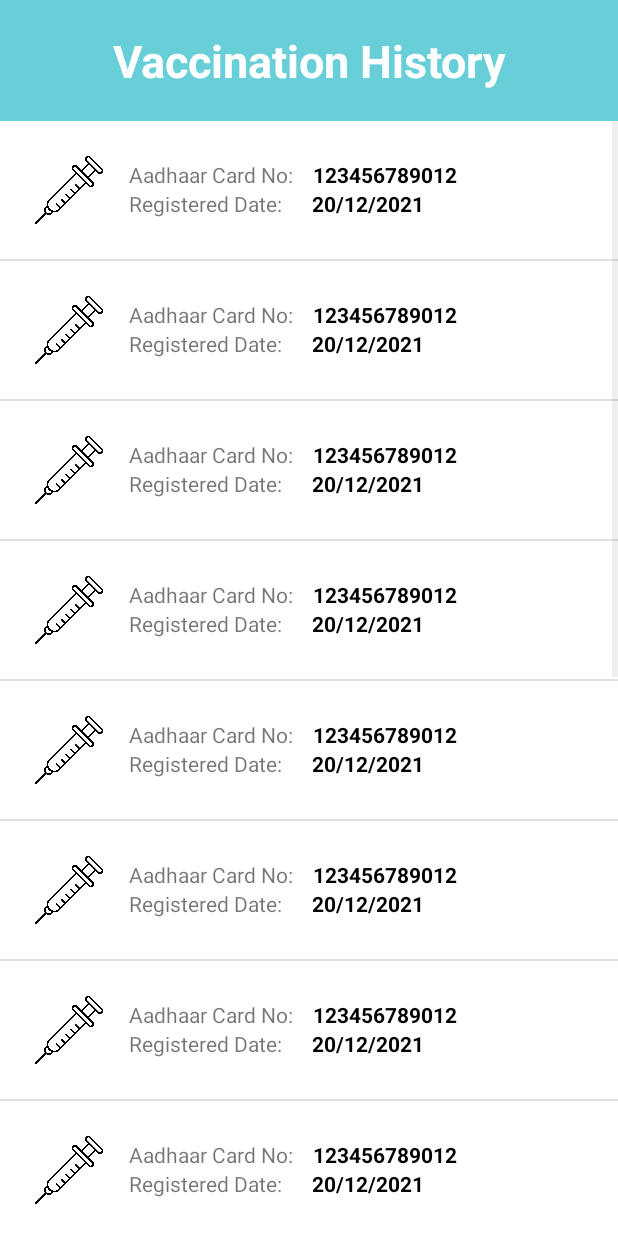
After one commit to praveenukkoji/Covid-19-Android-App, an Android app: the VaccinationHistoryActivity screen opened directly, with no data from a screen before it, on a phone screen of 412 x 824 dp. The commit adds this screen. Run offline under Robolectric (Android 15) with nearby library versions, the phone set to English and light mode, and no system bars.

Commit message:
Vaccination History Activity added

```diff
--- a/app/src/main/java/com/example/covid19/VaccinationActivity.java
+++ b/app/src/main/java/com/example/covid19/VaccinationActivity.java
@@ -2,25 +2,28 @@ package com.example.covid19;
 
 import androidx.appcompat.app.AppCompatActivity;
 
+import android.content.Intent;
 import android.os.Bundle;
 import android.view.View;
 import android.widget.EditText;
 import android.widget.Toast;
 
+import java.text.BreakIterator;
+
 public class VaccinationActivity extends AppCompatActivity {
 
-    EditText addhaarnoEditText;
+    EditText addhaarNoEditText;
 
     @Override
     protected void onCreate(Bundle savedInstanceState) {
         super.onCreate(savedInstanceState);
         setContentView(R.layout.activity_vaccination);
 
-        addhaarnoEditText = findViewById(R.id.addhaarnoEditText);
+        addhaarNoEditText = findViewById(R.id.addhaarNoEditText);
     }
 
     public void registerEvent(View view) {
-        String number = addhaarnoEditText.getText().toString();
+        String number = addhaarNoEditText.getText().toString();
         if(number.length() < 12)
             // invalid Toast
             Toast.makeText(this, "Enter a valid addhaar number.", Toast.LENGTH_SHORT).show();
@@ -30,6 +33,7 @@ public class VaccinationActivity extends AppCompatActivity {
     }
 
     public void historyEvent(View view) {
-        Toast.makeText(this, "Coming Soon.", Toast.LENGTH_SHORT).show();
+        Intent intent = new Intent(this, VaccinationHistoryActivity.class);
+        startActivity(intent);
     }
 }
--- /dev/null
+++ b/app/src/main/java/com/example/covid19/VaccinationHistoryActivity.java
@@ -0,0 +1,44 @@
+package com.example.covid19;
+
+import androidx.appcompat.app.AppCompatActivity;
+
+import android.os.Bundle;
+import android.widget.ListView;
+
+import java.util.ArrayList;
+
+public class VaccinationHistoryActivity extends AppCompatActivity {
+
+    ListView vaccinationHistoryListView;
+
+    @Override
+    protected void onCreate(Bundle savedInstanceState) {
+        super.onCreate(savedInstanceState);
+        setContentView(R.layout.activity_vaccination_history_list_view);
+
+        vaccinationHistoryListView = findViewById(R.id.vaccinationHistoryListView);
+
+        ArrayList<VaccinationHistoryClass> vaccinationHistoryClassArrayList = new ArrayList<>();
+
+        vaccinationHistoryClassArrayList.add(new VaccinationHistoryClass(R.drawable.vaccination_history_injection,"123456789012", "20/12/2021"));
+        vaccinationHistoryClassArrayList.add(new VaccinationHistoryClass(R.drawable.vaccination_history_injection,"123456789012", "20/12/2021"));
+        vaccinationHistoryClassArrayList.add(new VaccinationHistoryClass(R.drawable.vaccination_history_injection,"123456789012", "20/12/2021"));
+        vaccinationHistoryClassArrayList.add(new VaccinationHistoryClass(R.drawable.vaccination_history_injection,"123456789012", "20/12/2021"));
+        vaccinationHistoryClassArrayList.add(new VaccinationHistoryClass(R.drawable.vaccination_history_injection,"123456789012", "20/12/2021"));
+        vaccinationHistoryClassArrayList.add(new VaccinationHistoryClass(R.drawable.vaccination_history_injection,"123456789012", "20/12/2021"));
+        vaccinationHistoryClassArrayList.add(new VaccinationHistoryClass(R.drawable.vaccination_history_injection,"123456789012", "20/12/2021"));
+        vaccinationHistoryClassArrayList.add(new VaccinationHistoryClass(R.drawable.vaccination_history_injection,"123456789012", "20/12/2021"));
+        vaccinationHistoryClassArrayList.add(new VaccinationHistoryClass(R.drawable.vaccination_history_injection,"123456789012", "20/12/2021"));
+        vaccinationHistoryClassArrayList.add(new VaccinationHistoryClass(R.drawable.vaccination_history_injection,"123456789012", "20/12/2021"));
+        vaccinationHistoryClassArrayList.add(new VaccinationHistoryClass(R.drawable.vaccination_history_injection,"123456789012", "20/12/2021"));
+        vaccinationHistoryClassArrayList.add(new VaccinationHistoryClass(R.drawable.vaccination_history_injection,"123456789012", "20/12/2021"));
+        vaccinationHistoryClassArrayList.add(new VaccinationHistoryClass(R.drawable.vaccination_history_injection,"123456789012", "20/12/2021"));
+        vaccinationHistoryClassArrayList.add(new VaccinationHistoryClass(R.drawable.vaccination_history_injection,"123456789012", "20/12/2021"));
+        vaccinationHistoryClassArrayList.add(new VaccinationHistoryClass(R.drawable.vaccination_history_injection,"123456789012", "20/12/2021"));
+        vaccinationHistoryClassArrayList.add(new VaccinationHistoryClass(R.drawable.vaccination_history_injection,"123456789012", "20/12/2021"));
+
+        VaccinationHistoryAdapterClass vaccinationHistoryAdapterClass = new VaccinationHistoryAdapterClass(this, R.layout.activity_vaccination_history_list_row,vaccinationHistoryClassArrayList);
+        vaccinationHistoryListView.setAdapter(vaccinationHistoryAdapterClass);
+
+    }
+}
--- /dev/null
+++ b/app/src/main/java/com/example/covid19/VaccinationHistoryAdapterClass.java
@@ -0,0 +1,43 @@
+package com.example.covid19;
+
+import android.content.Context;
+import android.view.LayoutInflater;
+import android.view.View;
+import android.view.ViewGroup;
+import android.widget.ArrayAdapter;
+import android.widget.ImageView;
+import android.widget.TextView;
+
+import androidx.annotation.NonNull;
+import androidx.annotation.Nullable;
+
+import java.util.ArrayList;
+
+public class VaccinationHistoryAdapterClass extends ArrayAdapter<VaccinationHistoryClass> {
+
+    private Context mContext;
+    private int mResource;
+
+    public VaccinationHistoryAdapterClass(@NonNull Context context, int resource, @NonNull ArrayList<VaccinationHistoryClass> objects) {
+        super(context, resource, objects);
+        this.mContext = context;
+        this.mResource = resource;
+    }
+
+    @NonNull
+    @Override
+    public View getView(int position, @Nullable View convertView, @NonNull ViewGroup parent) {
+        LayoutInflater layoutInflater = LayoutInflater.from(mContext);
+
+        convertView = layoutInflater.inflate(mResource, parent, false);
+        ImageView injection = convertView.findViewById(R.id.injectionImageView);
+        TextView aadhaarCardNo = convertView.findViewById(R.id.aadhaarCardNoTextView);
+        TextView registeredDate = convertView.findViewById(R.id.registeredDateTextView);
+
+        injection.setImageResource(getItem(position).getInjectionImage());
+        aadhaarCardNo.setText(getItem(position).getAadhaarCardNo());
+        registeredDate.setText(getItem(position).getRegisteredDate());
+
+        return convertView;
+    }
+}
--- /dev/null
+++ b/app/src/main/java/com/example/covid19/VaccinationHistoryClass.java
@@ -0,0 +1,40 @@
+package com.example.covid19;
+
+import android.media.Image;
+
+public class VaccinationHistoryClass {
+
+    int injectionImage;
+    String aadhaarCardNo;
+    String registeredDate;
+
+    public VaccinationHistoryClass(int injectionImage, String aadhaarCardNo, String registeredDate) {
+        this.injectionImage = injectionImage;
+        this.aadhaarCardNo = aadhaarCardNo;
+        this.registeredDate = registeredDate;
+    }
+
+    public int getInjectionImage() {
+        return injectionImage;
+    }
+
+    public void setInjectionImage(int injectionImage) {
+        this.injectionImage = injectionImage;
+    }
+
+    public String getAadhaarCardNo() {
+        return aadhaarCardNo;
+    }
+
+    public void setAadhaarCardNo(String aadhaarCardNo) {
+        this.aadhaarCardNo = aadhaarCardNo;
+    }
+
+    public String getRegisteredDate() {
+        return registeredDate;
+    }
+
+    public void setRegisteredDate(String registeredDate) {
+        this.registeredDate = registeredDate;
+    }
+}
--- a/app/src/main/res/drawable/white_curve_background.xml
+++ b/app/src/main/res/drawable/white_curve_background.xml
@@ -4,8 +4,8 @@
     <item>
         <shape>
             <corners
-                android:topLeftRadius="50sp"
-                android:topRightRadius="50sp"/>
+                android:topLeftRadius="30sp"
+                android:topRightRadius="30sp"/>
             <solid
                 android:color="#ffffff"/>
         </shape>
--- a/app/src/main/res/layout/activity_main.xml
+++ b/app/src/main/res/layout/activity_main.xml
@@ -11,7 +11,7 @@
     <Button
         android:id="@+id/button"
         android:layout_width="wrap_content"
-        android:layout_height="wrap_content"
+        android:layout_height="100sp"
         android:text="Go To Vaccination"
         app:layout_constraintBottom_toBottomOf="parent"
         app:layout_constraintEnd_toEndOf="parent"
--- a/app/src/main/res/layout/activity_vaccination.xml
+++ b/app/src/main/res/layout/activity_vaccination.xml
@@ -23,7 +23,7 @@
         android:layout_width="match_parent"
         android:layout_height="match_parent"
         android:orientation="vertical"
-        android:background="@drawable/white_background_curve"
+        android:background="@drawable/white_curve_background"
         android:padding="30sp">
 
         <LinearLayout
@@ -58,7 +58,7 @@
             android:layout_width="wrap_content"
             android:layout_height="wrap_content"
             android:layout_weight="1"
-            app:srcCompat="@drawable/vaccination_background" />
+            app:srcCompat="@drawable/vaccination_activity_background" />
 
         <TextView
             android:layout_width="match_parent"
@@ -77,7 +77,7 @@
             android:layout_marginBottom="10sp"/>
 
         <EditText
-            android:id="@+id/addhaarnoEditText"
+            android:id="@+id/addhaarNoEditText"
             android:layout_width="match_parent"
             android:layout_height="50sp"
             android:background="@drawable/edit_text_background"
--- /dev/null
+++ b/app/src/main/res/layout/activity_vaccination_history_list_row.xml
@@ -0,0 +1,73 @@
+<?xml version="1.0" encoding="utf-8"?>
+<androidx.appcompat.widget.LinearLayoutCompat xmlns:android="http://schemas.android.com/apk/res/android"
+    xmlns:app="http://schemas.android.com/apk/res-auto"
+    xmlns:tools="http://schemas.android.com/tools"
+    android:orientation="horizontal"
+    android:layout_width="match_parent"
+    android:layout_height="match_parent"
+    android:padding="16sp">
+
+
+    <ImageView
+        android:id="@+id/injectionImageView"
+        android:layout_width="60sp"
+        android:layout_height="60sp"
+        app:srcCompat="@drawable/vaccination_history_injection" />
+
+    <LinearLayout
+        android:layout_width="match_parent"
+        android:layout_height="60sp"
+        android:orientation="vertical"
+        android:padding="10sp">
+
+        <LinearLayout
+            android:layout_width="match_parent"
+            android:layout_height="wrap_content"
+            android:orientation="horizontal">
+
+            <TextView
+                android:id="@+id/aadhaarCardNoTextTextView"
+                android:layout_width="wrap_content"
+                android:layout_height="wrap_content"
+                android:text="Aadhaar Card No: "
+                android:textSize="14sp" />
+
+            <TextView
+                android:id="@+id/aadhaarCardNoTextView"
+                android:layout_width="wrap_content"
+                android:layout_height="wrap_content"
+                android:layout_marginLeft="10sp"
+                android:text="123456789012"
+                android:textColor="@color/black"
+                android:textSize="14sp"
+                android:textStyle="bold" />
+
+        </LinearLayout>
+
+        <LinearLayout
+            android:layout_width="match_parent"
+            android:layout_height="wrap_content"
+            android:orientation="horizontal">
+
+            <TextView
+                android:id="@+id/registeredDateTextTextView"
+                android:layout_width="wrap_content"
+                android:layout_height="wrap_content"
+                android:text="Registered Date:   "
+                android:textSize="14sp" />
+
+            <TextView
+                android:id="@+id/registeredDateTextView"
+                android:layout_width="wrap_content"
+                android:layout_height="wrap_content"
+                android:layout_marginLeft="10sp"
+                android:text="20/20/2020"
+                android:textColor="@color/black"
+                android:textSize="14sp"
+                android:textStyle="bold" />
+
+        </LinearLayout>
+
+    </LinearLayout>
+
+</androidx.appcompat.widget.LinearLayoutCompat>
--- /dev/null
+++ b/app/src/main/res/layout/activity_vaccination_history_list_view.xml
@@ -0,0 +1,27 @@
+<?xml version="1.0" encoding="utf-8"?>
+<LinearLayout xmlns:android="http://schemas.android.com/apk/res/android"
+    xmlns:app="http://schemas.android.com/apk/res-auto"
+    xmlns:tools="http://schemas.android.com/tools"
+    android:layout_width="match_parent"
+    android:layout_height="match_parent"
+    tools:context=".VaccinationHistoryActivity"
+    android:orientation="vertical">
+
+    <TextView
+        android:layout_width="match_parent"
+        android:layout_height="wrap_content"
+        android:fontFamily="sans-serif"
+        android:gravity="center"
+        android:text="Vaccination History"
+        android:background="@color/app_background_color"
+        android:textColor="@color/white"
+        android:textSize="30sp"
+        android:textStyle="bold"
+        android:padding="20sp"/>
+
+    <ListView
+        android:id="@+id/vaccinationHistoryListView"
+        android:layout_width="match_parent"
+        android:layout_height="wrap_content"/>
+
+</LinearLayout>
```
Also changed, not shown: app/src/main/AndroidManifest.xml (+4 -3 lines), app/src/main/res/drawable/vaccination_history_injection.jpg (added).
